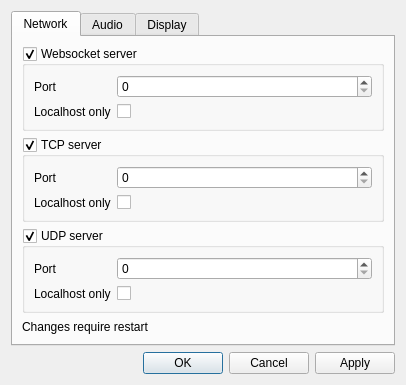
The window that designer/preferencesdialog.ui (diglet48/restim) describes before a commit, drawn with Qt 5.
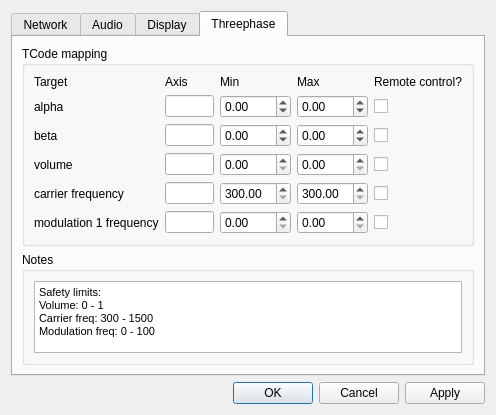
The same window after the commit. The open tabs and pages were chosen to show the change.

Commit message: Add tcode control for volume, carrier freq and modulation.

```diff
--- a/designer/preferencesdialog.ui
+++ b/designer/preferencesdialog.ui
@@ -6,8 +6,8 @@
    <rect>
     <x>0</x>
     <y>0</y>
-    <width>406</width>
-    <height>345</height>
+    <width>496</width>
+    <height>387</height>
    </rect>
   </property>
   <property name="windowTitle">
@@ -160,6 +160,19 @@
          </property>
         </widget>
        </item>
+       <item>
+        <spacer name="verticalSpacer_3">
+         <property name="orientation">
+          <enum>Qt::Vertical</enum>
+         </property>
+         <property name="sizeHint" stdset="0">
+          <size>
+           <width>20</width>
+           <height>40</height>
+          </size>
+         </property>
+        </spacer>
+       </item>
       </layout>
      </widget>
      <widget class="QWidget" name="tab_2">
@@ -350,6 +363,253 @@
        </item>
       </layout>
      </widget>
+     <widget class="QWidget" name="tab_4">
+      <attribute name="title">
+       <string>Threephase</string>
+      </attribute>
+      <layout class="QVBoxLayout" name="verticalLayout_5">
+       <item>
+        <widget class="QGroupBox" name="groupBox_2">
+         <property name="title">
+          <string>TCode mapping</string>
+         </property>
+         <layout class="QGridLayout" name="gridLayout_2">
+          <item row="0" column="3">
+           <widget class="QLabel" name="label_14">
+            <property name="text">
+             <string>Max</string>
+            </property>
+           </widget>
+          </item>
+          <item row="0" column="0">
+           <widget class="QLabel" name="label_17">
+            <property name="text">
+             <string>Target</string>
+            </property>
+           </widget>
+          </item>
+          <item row="3" column="0">
+           <widget class="QLabel" name="label_20">
+            <property name="text">
+             <string>volume</string>
+            </property>
+           </widget>
+          </item>
+          <item row="0" column="2">
+           <widget class="QLabel" name="label_15">
+            <property name="text">
+             <string>Min</string>
+            </property>
+           </widget>
+          </item>
+          <item row="2" column="0">
+           <widget class="QLabel" name="label_19">
+            <property name="text">
+             <string>beta</string>
+            </property>
+           </widget>
+          </item>
+          <item row="0" column="4">
+           <widget class="QLabel" name="label_13">
+            <property name="text">
+             <string>Remote control?</string>
+            </property>
+           </widget>
+          </item>
+          <item row="0" column="1">
+           <widget class="QLabel" name="label_16">
+            <property name="text">
+             <string>Axis</string>
+            </property>
+           </widget>
+          </item>
+          <item row="1" column="0">
+           <widget class="QLabel" name="label_18">
+            <property name="text">
+             <string>alpha</string>
+            </property>
+           </widget>
+          </item>
+          <item row="4" column="0">
+           <widget class="QLabel" name="label_21">
+            <property name="text">
+             <string>carrier frequency</string>
+            </property>
+           </widget>
+          </item>
+          <item row="5" column="0">
+           <widget class="QLabel" name="label_22">
+            <property name="text">
+             <string>modulation 1 frequency</string>
+            </property>
+           </widget>
+          </item>
+          <item row="1" column="1">
+           <widget class="QLineEdit" name="threephase_alpha_axis"/>
+          </item>
+          <item row="2" column="1">
+           <widget class="QLineEdit" name="threephase_beta_axis"/>
+          </item>
+          <item row="3" column="1">
+           <widget class="QLineEdit" name="threephase_volume_axis"/>
+          </item>
+          <item row="4" column="1">
+           <widget class="QLineEdit" name="threephase_carrier_axis"/>
+          </item>
+          <item row="5" column="1">
+           <widget class="QLineEdit" name="threephase_modulation_frequency_axis"/>
+          </item>
+          <item row="1" column="2">
+           <widget class="QDoubleSpinBox" name="threephase_alpha_min">
+            <property name="minimum">
+             <double>-100.000000000000000</double>
+            </property>
+            <property name="maximum">
+             <double>100.000000000000000</double>
+            </property>
+           </widget>
+          </item>
+          <item row="1" column="3">
+           <widget class="QDoubleSpinBox" name="threephase_alpha_max">
+            <property name="minimum">
+             <double>-100.000000000000000</double>
+            </property>
+            <property name="maximum">
+             <double>100.000000000000000</double>
+            </property>
+           </widget>
+          </item>
+          <item row="1" column="4">
+           <widget class="QCheckBox" name="threephase_alpha_enabled">
+            <property name="text">
+             <string/>
+            </property>
+           </widget>
+          </item>
+          <item row="2" column="2">
+           <widget class="QDoubleSpinBox" name="threephase_beta_min">
+            <property name="minimum">
+             <double>-100.000000000000000</double>
+            </property>
+            <property name="maximum">
+             <double>100.000000000000000</double>
+            </property>
+           </widget>
+          </item>
+          <item row="2" column="3">
+           <widget class="QDoubleSpinBox" name="threephase_beta_max">
+            <property name="minimum">
+             <double>-100.000000000000000</double>
+            </property>
+            <property name="maximum">
+             <double>100.000000000000000</double>
+            </property>
+           </widget>
+          </item>
+          <item row="2" column="4">
+           <widget class="QCheckBox" name="threephase_beta_enabled">
+            <property name="text">
+             <string/>
+            </property>
+           </widget>
+          </item>
+          <item row="3" column="2">
+           <widget class="QDoubleSpinBox" name="threephase_volume_min">
+            <property name="maximum">
+             <double>1.000000000000000</double>
+            </property>
+           </widget>
+          </item>
+          <item row="3" column="3">
+           <widget class="QDoubleSpinBox" name="threephase_volume_max">
+            <property name="maximum">
+             <double>1.000000000000000</double>
+            </property>
+           </widget>
+          </item>
+          <item row="3" column="4">
+           <widget class="QCheckBox" name="threephase_volume_enabled">
+            <property name="text">
+             <string/>
+            </property>
+           </widget>
+          </item>
+          <item row="4" column="2">
+           <widget class="QDoubleSpinBox" name="threephase_carrier_min">
+            <property name="minimum">
+             <double>300.000000000000000</double>
+            </property>
+            <property name="maximum">
+             <double>1500.000000000000000</double>
+            </property>
+           </widget>
+          </item>
+          <item row="4" column="3">
+           <widget class="QDoubleSpinBox" name="threephase_carrier_max">
+            <property name="minimum">
+             <double>300.000000000000000</double>
+            </property>
+            <property name="maximum">
+             <double>1500.000000000000000</double>
+            </property>
+           </widget>
+          </item>
+          <item row="4" column="4">
+           <widget class="QCheckBox" name="threephase_carrier_enabled">
+            <property name="text">
+             <string/>
+            </property>
+           </widget>
+          </item>
+          <item row="5" column="2">
+           <widget class="QDoubleSpinBox" name="threephase_modulation_frequency_min">
+            <property name="maximum">
+             <double>100.000000000000000</double>
+            </property>
+           </widget>
+          </item>
+          <item row="5" column="3">
+           <widget class="QDoubleSpinBox" name="threephase_modulation_frequency_max">
+            <property name="maximum">
+             <double>100.000000000000000</double>
+            </property>
+           </widget>
+          </item>
+          <item row="5" column="4">
+           <widget class="QCheckBox" name="threephase_modulation_frequency_enabled">
+            <property name="text">
+             <string/>
+            </property>
+           </widget>
+          </item>
+         </layout>
+        </widget>
+       </item>
+       <item>
+        <widget class="QGroupBox" name="groupBox_3">
+         <property name="title">
+          <string>Notes</string>
+         </property>
+         <layout class="QVBoxLayout" name="verticalLayout_6">
+          <item>
+           <widget class="QTextEdit" name="textEdit">
+            <property name="html">
+             <string>&lt;!DOCTYPE HTML PUBLIC &quot;-//W3C//DTD HTML 4.0//EN&quot; &quot;http://www.w3.org/TR/REC-html40/strict.dtd&quot;&gt;
+&lt;html&gt;&lt;head&gt;&lt;meta name=&quot;qrichtext&quot; content=&quot;1&quot; /&gt;&lt;style type=&quot;text/css&quot;&gt;
+p, li { white-space: pre-wrap; }
+&lt;/style&gt;&lt;/head&gt;&lt;body style=&quot; font-family:'MS Shell Dlg 2'; font-size:8.25pt; font-weight:400; font-style:normal;&quot;&gt;
+&lt;p style=&quot; margin-top:0px; margin-bottom:0px; margin-left:0px; margin-right:0px; -qt-block-indent:0; text-indent:0px;&quot;&gt;Safety limits:&lt;/p&gt;
+&lt;p style=&quot; margin-top:0px; margin-bottom:0px; margin-left:0px; margin-right:0px; -qt-block-indent:0; text-indent:0px;&quot;&gt;Volume: 0 - 1&lt;/p&gt;
+&lt;p style=&quot; margin-top:0px; margin-bottom:0px; margin-left:0px; margin-right:0px; -qt-block-indent:0; text-indent:0px;&quot;&gt;Carrier freq: 300 - 1500&lt;/p&gt;
+&lt;p style=&quot; margin-top:0px; margin-bottom:0px; margin-left:0px; margin-right:0px; -qt-block-indent:0; text-indent:0px;&quot;&gt;Modulation freq: 0 - 100&lt;/p&gt;&lt;/body&gt;&lt;/html&gt;</string>
+            </property>
+           </widget>
+          </item>
+         </layout>
+        </widget>
+       </item>
+      </layout>
+     </widget>
     </widget>
    </item>
    <item>
```
Left out of the diff: 11 changed lines with no effect on the pictures. The commit also changes 22 other files.
